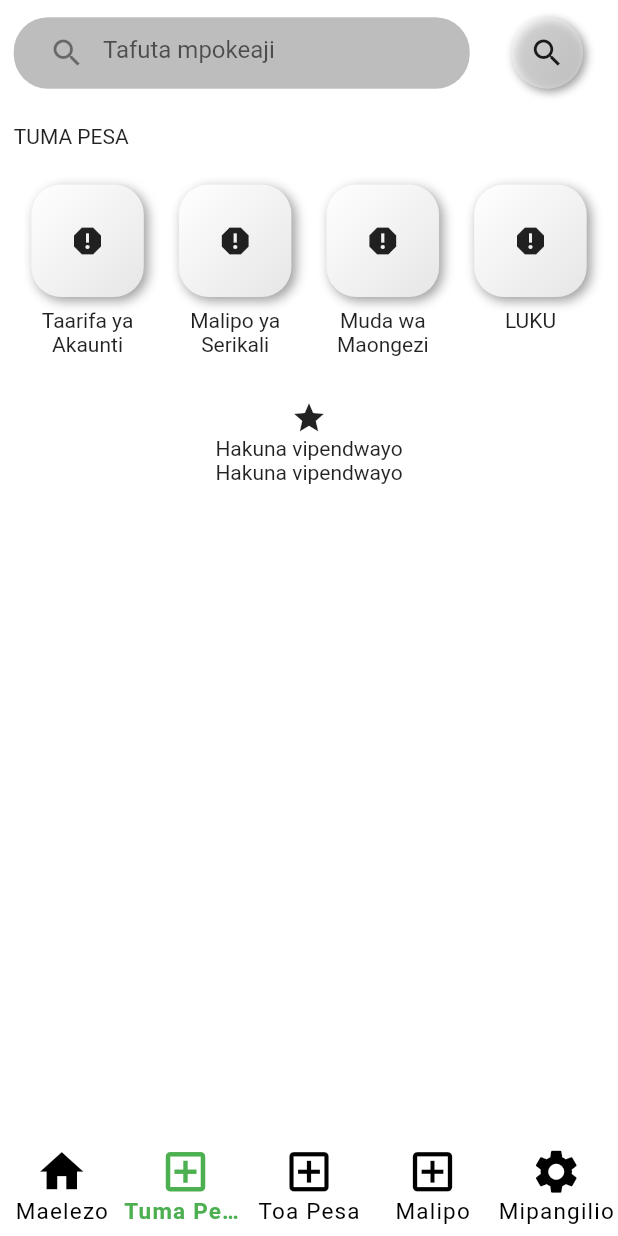
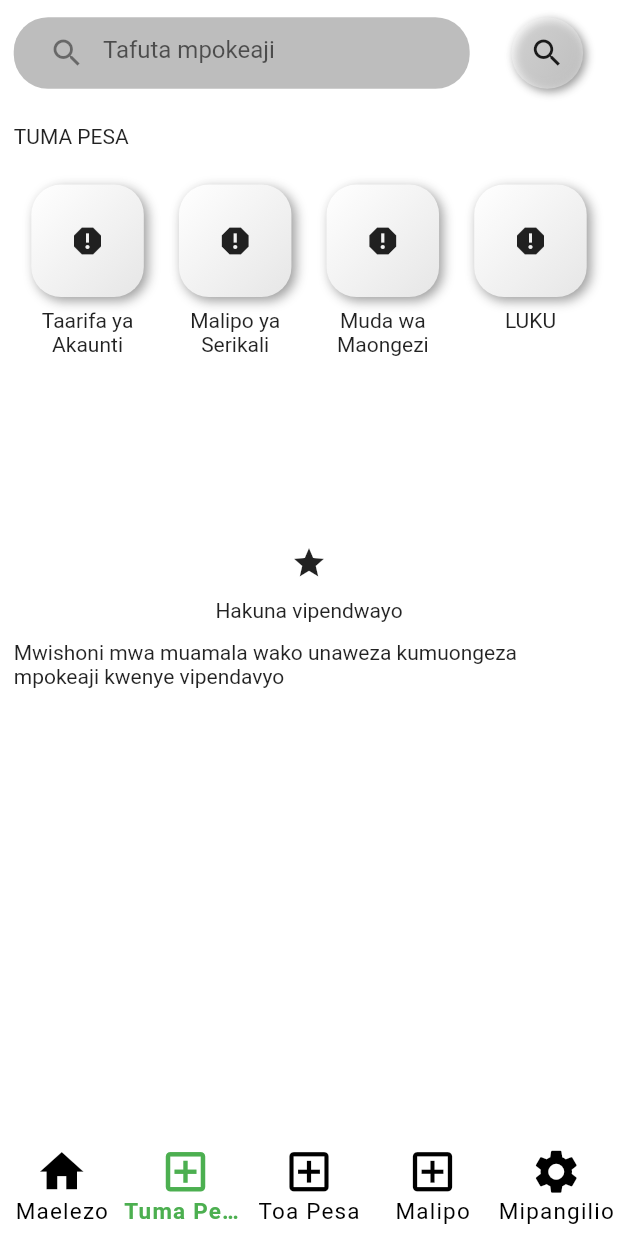
Before and after one commit to Mideny21/crdb_ui, a Flutter app: the screen it shows after launch, item 2 of the bottom bar chosen, on a phone screen of 412 x 824 dp. Run offline on Flutter 3.47's test engine with Material 2 defaults, Android fonts, the phone set to English and light mode, and no system bars; drawn by our look-alikes of flutter_neumorphic; our stand-ins replace flutter_screenutil.

Commit message:
fixed height

```diff
--- a/lib/pages/tuma_pesa.dart
+++ b/lib/pages/tuma_pesa.dart
@@ -61,7 +61,7 @@ class _TumaPesaScreenState extends State<TumaPesaScreen> {
           Column(
             crossAxisAlignment: CrossAxisAlignment.start,
             children: [
-              Text('TUMA PESA'),
+              const Text('TUMA PESA'),
               SizedBox(height: 20.h),
               ServiceCard(
                 itemslength: akaunt.length,
@@ -71,14 +71,19 @@ class _TumaPesaScreenState extends State<TumaPesaScreen> {
             ],
           ),
           SizedBox(height: 20.h),
-          Center(
+          SizedBox(
+            height: MediaQuery.of(context).size.height * 0.35,
             child: Column(
-              mainAxisSize: MainAxisSize.max,
               mainAxisAlignment: MainAxisAlignment.center,
+              crossAxisAlignment: CrossAxisAlignment.center,
               children: [
                 Icon(Icons.star),
+                SizedBox(height: 10.h),
                 Text('Hakuna vipendwayo'),
-                Text('Hakuna vipendwayo'),
+                SizedBox(height: 10.h),
+                Text(
+                  'Mwishoni mwa muamala wako unaweza kumuongeza mpokeaji kwenye vipendavyo',
+                ),
               ],
             ),
           )
```
